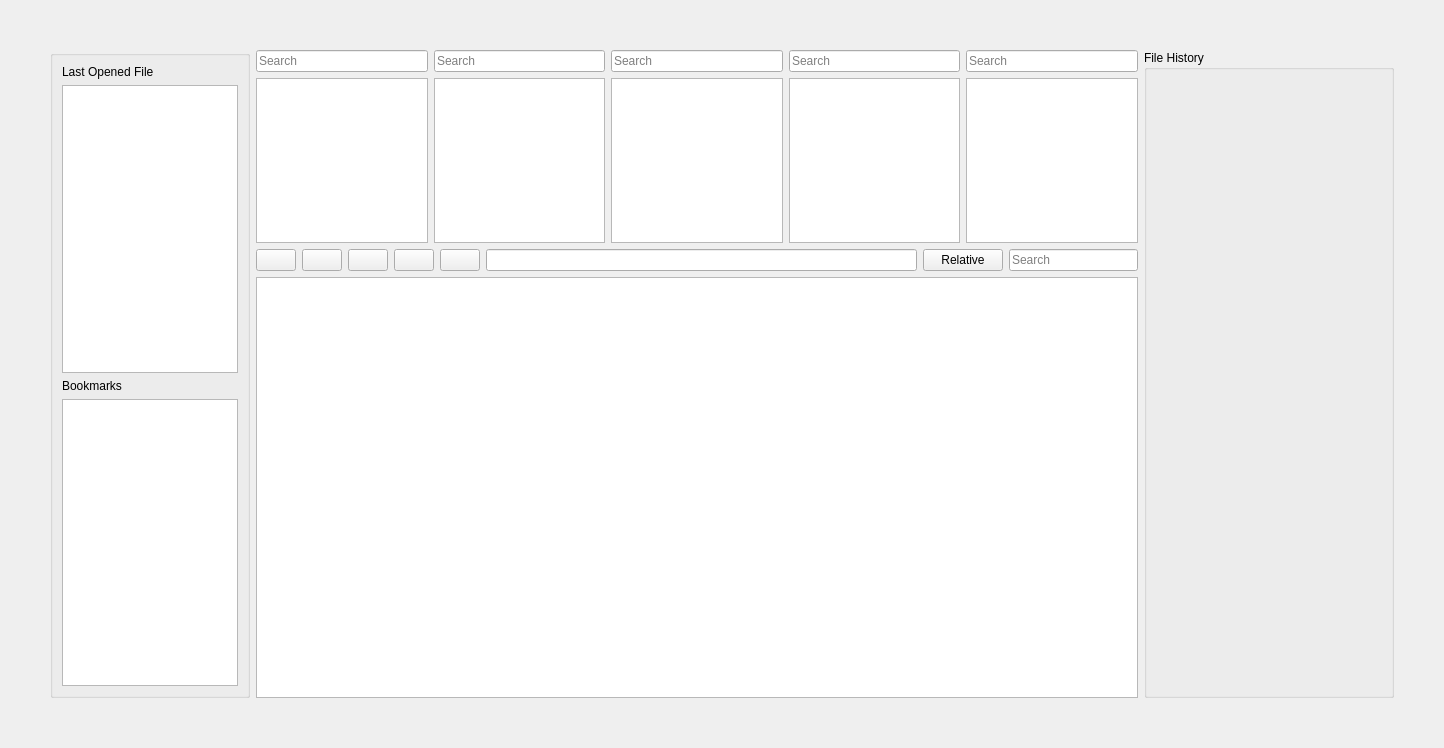
Qt form plugins/core/explorer/explorer_section.ui (tonmaiart/UkoreHub) before a commit.
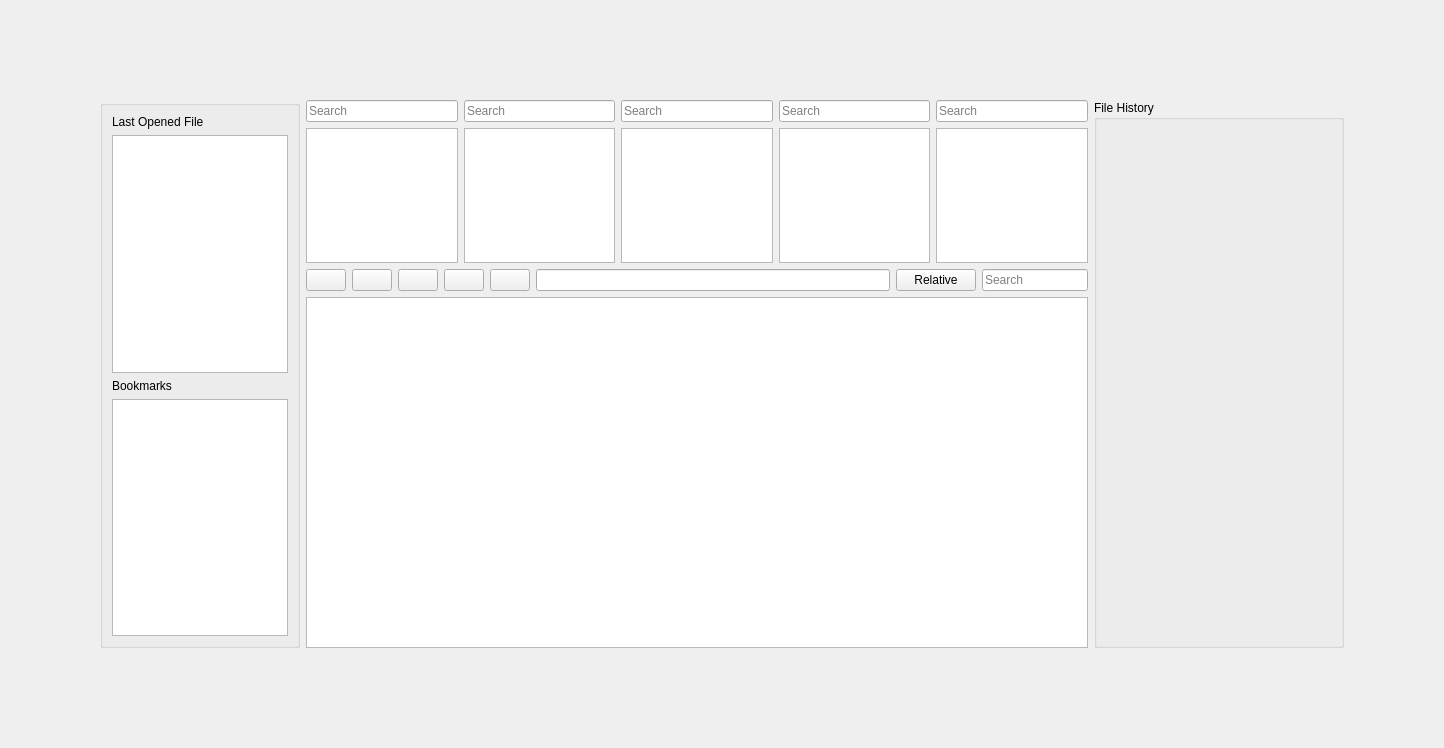
The same form after that commit.

What changed in the file:
```diff
--- a/plugins/core/explorer/explorer_section.ui
+++ b/plugins/core/explorer/explorer_section.ui
@@ -15,16 +15,16 @@
   </property>
   <layout class="QGridLayout" name="gridLayout">
    <property name="leftMargin">
-    <number>50</number>
+    <number>100</number>
    </property>
    <property name="topMargin">
-    <number>50</number>
+    <number>100</number>
    </property>
    <property name="rightMargin">
-    <number>50</number>
+    <number>100</number>
    </property>
    <property name="bottomMargin">
-    <number>50</number>
+    <number>100</number>
    </property>
    <item row="0" column="0">
     <widget class="QGroupBox" name="groupBox">
```
